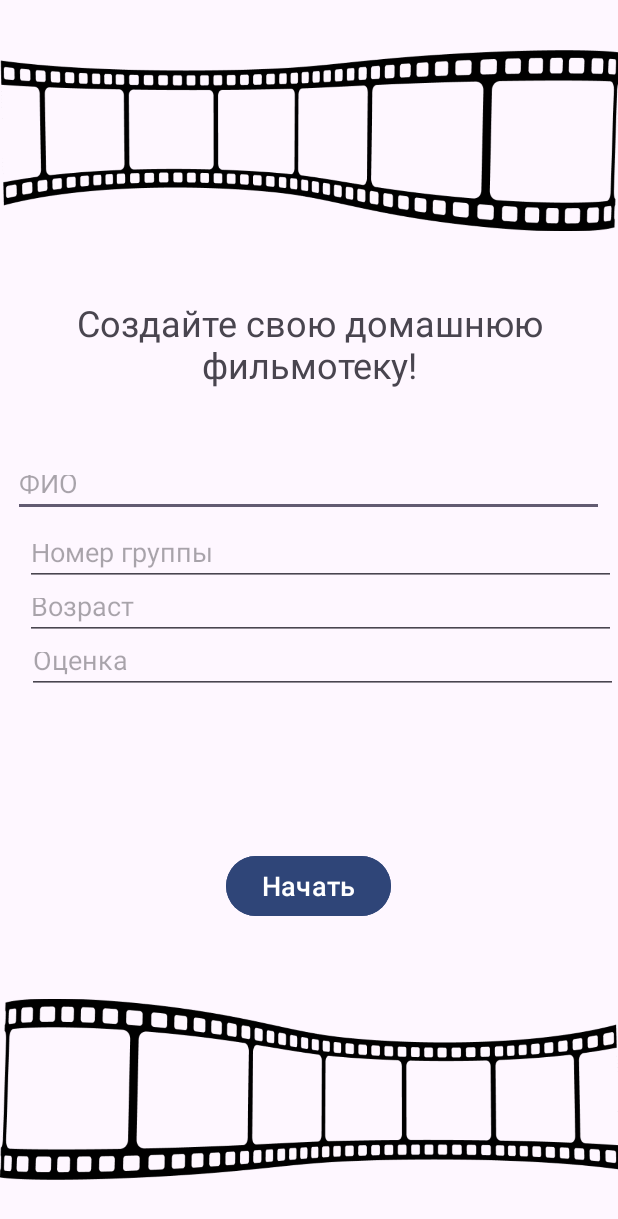
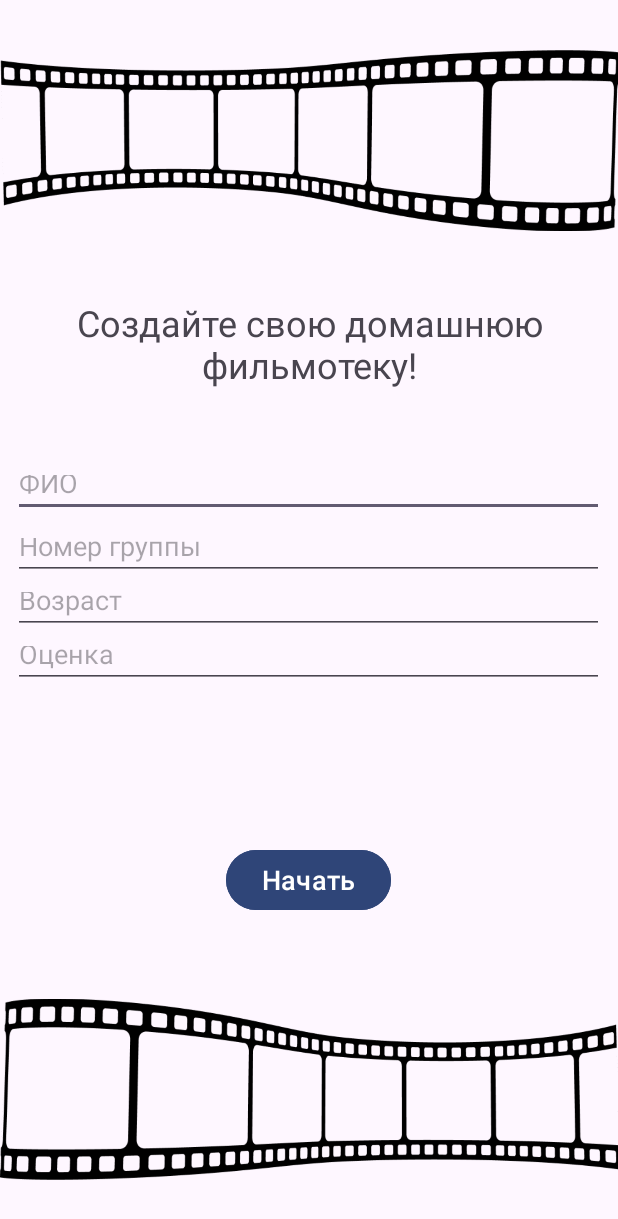
Before and after one commit to SpieluhrRage/Cinememories, an Android app: the screen it shows after launch (MainActivity), on a phone screen of 412 x 824 dp. Shown: the top 1219 px of the screen. Run offline under Robolectric (Android 15) with nearby library versions, the phone set to English and light mode, and no system bars.

Commit message:
something updated

```diff
--- a/app/src/main/res/layout/activity_main.xml
+++ b/app/src/main/res/layout/activity_main.xml
@@ -50,11 +50,11 @@
         android:id="@+id/text_input2"
         android:layout_width="394dp"
         android:layout_height="38dp"
-        android:layout_marginTop="8dp"
+        android:layout_marginTop="4dp"
         android:hint="Номер группы"
         android:textSize="18sp"
         app:layout_constraintEnd_toEndOf="parent"
-        app:layout_constraintHorizontal_bias="0.941"
+        app:layout_constraintHorizontal_bias="0.47"
         app:layout_constraintStart_toStartOf="parent"
         app:layout_constraintTop_toBottomOf="@id/text_input1" />
 
@@ -62,11 +62,11 @@
         android:id="@+id/text_input3"
         android:layout_width="394dp"
         android:layout_height="38dp"
-        android:layout_marginTop="44dp"
+        android:layout_marginTop="40dp"
         android:hint="Возраст"
         android:textSize="18sp"
         app:layout_constraintEnd_toEndOf="parent"
-        app:layout_constraintHorizontal_bias="0.941"
+        app:layout_constraintHorizontal_bias="0.47"
         app:layout_constraintStart_toStartOf="parent"
         app:layout_constraintTop_toBottomOf="@id/text_input1" />
 
@@ -74,11 +74,11 @@
         android:id="@+id/text_input4"
         android:layout_width="394dp"
         android:layout_height="38dp"
-        android:layout_marginTop="80dp"
+        android:layout_marginTop="76dp"
         android:hint="Оценка"
         android:textSize="18sp"
         app:layout_constraintEnd_toEndOf="parent"
-        app:layout_constraintHorizontal_bias="1.0"
+        app:layout_constraintHorizontal_bias="0.47"
         app:layout_constraintStart_toStartOf="parent"
         app:layout_constraintTop_toBottomOf="@id/text_input1" />
 
--- a/gradle/libs.versions.toml
+++ b/gradle/libs.versions.toml
@@ -1,5 +1,5 @@
 [versions]
-agp = "8.8.1"
+agp = "8.9.0"
 junit = "4.13.2"
 junitVersion = "1.2.1"
 espressoCore = "3.6.1"
```
Also changed, not shown: app/src/main/java/com/example/platonov/MainActivity.java (+31 -0 lines), gradle/wrapper/gradle-wrapper.properties.
